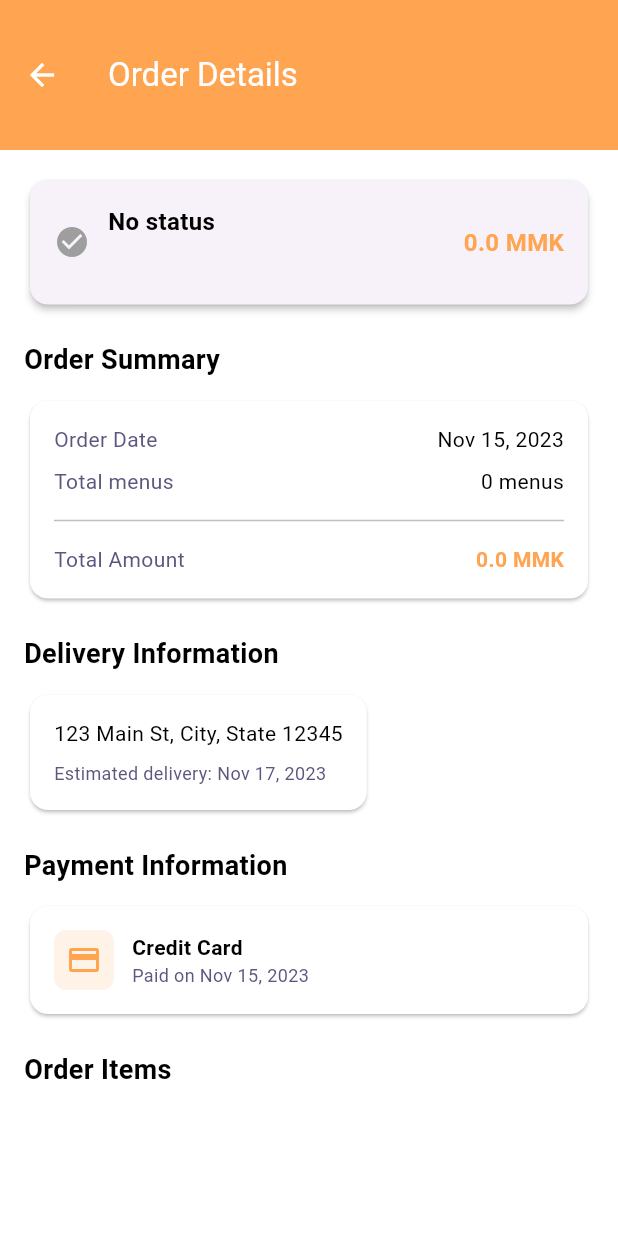
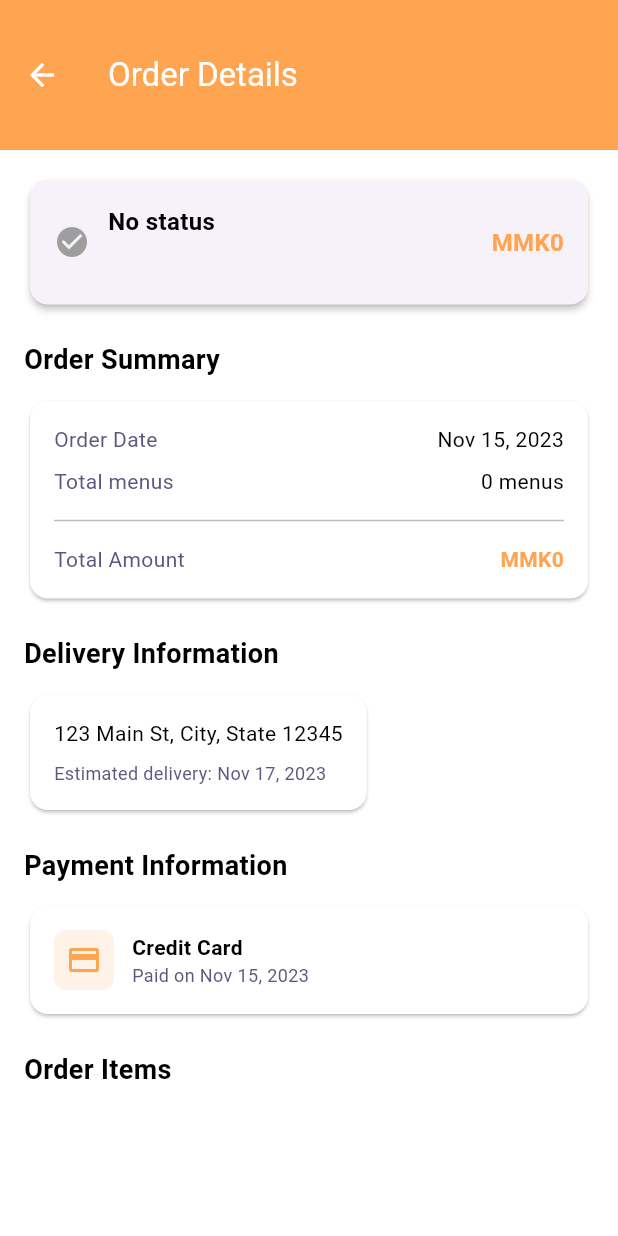
Before and after one commit to EdwardLian02/FruitHub, a Flutter app: the OrderDetailScreen screen opened directly with empty values, on a phone screen of 412 x 824 dp. Run offline on Flutter 3.47's test engine with Material 3 defaults, Android fonts, the phone set to English and light mode, and no system bars; our stand-ins replace flutter_secure_storage, flutter_slidable, flutter_styled_toast, fluttertoast, get, google_fonts and 3 more; missing offline and left inert: dart:ffi; accounts and stored records are empty; network calls fail.

Commit message:
currency-format-fix

```diff
--- a/Frontend/fruit_hub/lib/basket_screen.dart
+++ b/Frontend/fruit_hub/lib/basket_screen.dart
@@ -4,6 +4,7 @@ import 'package:fruit_hub/controller/basket_controller.dart';
 import 'package:fruit_hub/controller/order_controller.dart';
 import 'package:fruit_hub/detail_screen.dart';
 import 'package:fruit_hub/helper/app_constant.dart';
+import 'package:fruit_hub/helper/function_constant.dart';
 import 'package:fruit_hub/widget_helper/basket_order_tile.dart';
 import 'package:fruit_hub/widget_helper/common_button.dart';
 import 'package:fruit_hub/widget_helper/common_outline_button.dart';
@@ -49,7 +50,7 @@ class BasketScreen extends StatelessWidget {
                     ),
                     Obx(
                       () => Text(
-                        '${basketController.totalPrice.value.toInt()} MMK',
+                        currencyFormatHelper(basketController.totalPrice.value),
                         style: TextStyle(
                           fontSize: FontTheme.textSizeNormal,
                         ),
--- a/Frontend/fruit_hub/lib/detail_screen.dart
+++ b/Frontend/fruit_hub/lib/detail_screen.dart
@@ -3,6 +3,7 @@ import 'package:fluttertoast/fluttertoast.dart';
 import 'package:fruit_hub/controller/basket_controller.dart';
 import 'package:fruit_hub/controller/favorite_controller.dart';
 import 'package:fruit_hub/helper/app_constant.dart';
+import 'package:fruit_hub/helper/function_constant.dart';
 import 'package:fruit_hub/model/menu_model.dart';
 import 'package:fruit_hub/widget_helper/circle_icon_button.dart';
 import 'package:fruit_hub/widget_helper/common_button.dart';
@@ -201,7 +202,7 @@ class DetailScreen extends StatelessWidget {
                         ),
                       ),
                       Text(
-                        '${menuModel.price} MMk',
+                        currencyFormatHelper(menuModel.price),
                         style: TextStyle(
                           fontSize: FontTheme.textSizeLarge,
                         ),
--- /dev/null
+++ b/Frontend/fruit_hub/lib/helper/function_constant.dart
@@ -0,0 +1,11 @@
+import 'dart:ffi';
+import 'package:intl/intl.dart';
+
+String currencyFormatHelper(double moneyNumber) {
+  final currencyFormat = NumberFormat.currency(
+    locale: 'en_US',
+    symbol: 'MMK',
+    decimalDigits: 0,
+  );
+  return currencyFormat.format(moneyNumber);
+}
--- a/Frontend/fruit_hub/lib/home_screen.dart
+++ b/Frontend/fruit_hub/lib/home_screen.dart
@@ -4,6 +4,7 @@ import 'package:fruit_hub/controller/basket_controller.dart';
 import 'package:fruit_hub/controller/menu_controller.dart';
 import 'package:fruit_hub/detail_screen.dart';
 import 'package:fruit_hub/helper/app_constant.dart';
+import 'package:fruit_hub/helper/function_constant.dart';
 import 'package:fruit_hub/search_screen.dart';
 import 'package:fruit_hub/widget_helper/common_searchbar.dart';
 import 'package:fruit_hub/widget_helper/menu_card.dart';
--- a/Frontend/fruit_hub/lib/order_detail_screen.dart
+++ b/Frontend/fruit_hub/lib/order_detail_screen.dart
@@ -1,6 +1,7 @@
 import 'package:flutter/material.dart';
 import 'package:fruit_hub/controller/order_controller.dart';
 import 'package:fruit_hub/helper/app_constant.dart';
+import 'package:fruit_hub/helper/function_constant.dart';
 import 'package:fruit_hub/helper/widget_constant.dart';
 import 'package:fruit_hub/model/menu_model.dart';
 import 'package:fruit_hub/model/order_item_model.dart';
@@ -295,7 +296,7 @@ class OrderDetailScreen extends StatelessWidget {
               ),
             ),
             Text(
-              '${orderModel.totalPrice} MMK',
+              currencyFormatHelper(orderModel.totalPrice),
               style: TextStyle(
                 fontSize: 16,
                 fontWeight: FontWeight.bold,
@@ -336,7 +337,7 @@ class OrderDetailScreen extends StatelessWidget {
             const SizedBox(height: 8),
             _buildInfoRow(
               'Total Amount',
-              "${orderModel.totalPrice} MMK",
+              currencyFormatHelper(orderModel.totalPrice),
               isBold: true,
               valueColor: MyColor.primaryColor,
             ),
@@ -463,7 +464,7 @@ class OrderDetailScreen extends StatelessWidget {
           style: TextStyle(color: MyColor.darkenGreyColor),
         ),
         trailing: Text(
-          '\$${(orderItem.qty * orderItem.menu.price).toStringAsFixed(2)}',
+          currencyFormatHelper(orderItem.qty * orderItem.menu.price),
           style: TextStyle(
             fontWeight: FontWeight.bold,
             color: MyColor.primaryColor,
--- a/Frontend/fruit_hub/lib/widget_helper/basket_order_tile.dart
+++ b/Frontend/fruit_hub/lib/widget_helper/basket_order_tile.dart
@@ -1,6 +1,7 @@
 import 'package:flutter/material.dart';
 import 'package:flutter_slidable/flutter_slidable.dart';
 import 'package:fruit_hub/helper/app_constant.dart';
+import 'package:fruit_hub/helper/function_constant.dart';
 import 'package:fruit_hub/model/basket_model.dart';
 import 'package:fruit_hub/model/menu_model.dart';
 import 'package:get/get_state_manager/src/rx_flutter/rx_obx_widget.dart';
@@ -63,7 +64,7 @@ class BasketOrderTile extends StatelessWidget {
                 ),
               ],
             ),
-            Text('${basketItem.menu.price} MMK'),
+            Text(currencyFormatHelper(basketItem.menu.price)),
           ],
         ),
       ),
--- a/Frontend/fruit_hub/lib/widget_helper/order_tile.dart
+++ b/Frontend/fruit_hub/lib/widget_helper/order_tile.dart
@@ -2,6 +2,7 @@ import 'package:flutter/gestures.dart';
 import 'package:flutter/material.dart';
 import 'package:fruit_hub/detail_screen.dart';
 import 'package:fruit_hub/helper/app_constant.dart';
+import 'package:fruit_hub/helper/function_constant.dart';
 import 'package:fruit_hub/helper/widget_constant.dart';
 import 'package:fruit_hub/model/order_model.dart';
 import 'package:fruit_hub/order_detail_screen.dart';
@@ -56,7 +57,7 @@ class OrderTile extends StatelessWidget {
 
             // Total Price
             Text(
-              "Total: ${orderModel.totalPrice.toStringAsFixed(2)} MMK",
+              currencyFormatHelper(orderModel.totalPrice),
               style: const TextStyle(fontSize: 15),
             ),
             const SizedBox(height: 12),
--- a/Frontend/fruit_hub/pubspec.yaml
+++ b/Frontend/fruit_hub/pubspec.yaml
@@ -22,6 +22,7 @@ dependencies:
   fluttertoast: ^8.2.12
   flutter_styled_toast: ^2.2.1
   liquid_pull_to_refresh: ^3.0.1
+  intl: ^0.19.0
 
 dev_dependencies:
   flutter_test:
```
Also changed, not shown: Frontend/fruit_hub/lib/widget_helper/menu_card.dart (+3 -9 lines), Frontend/fruit_hub/pubspec.lock.
